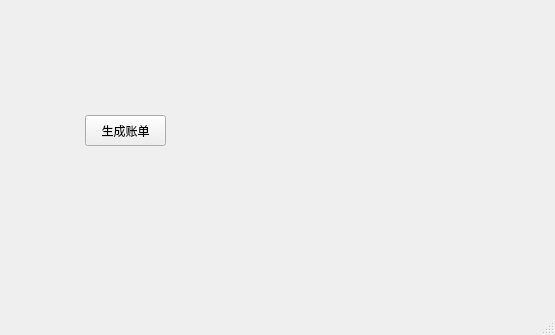
starsload/46572020, file GustClient/mainwindow.ui: the form before one commit; both pictures show x 245 to 800 and y 265 to 600 of the 800 by 600 pixel window.
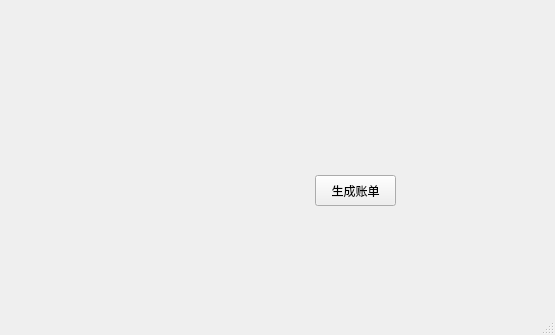
The form after the commit.

The edit to the form file:
```diff
--- a/GustClient/mainwindow.ui
+++ b/GustClient/mainwindow.ui
@@ -17,8 +17,8 @@
    <widget class="QPushButton" name="pushButton">
     <property name="geometry">
      <rect>
-      <x>330</x>
-      <y>380</y>
+      <x>560</x>
+      <y>440</y>
       <width>81</width>
       <height>31</height>
      </rect>
```
